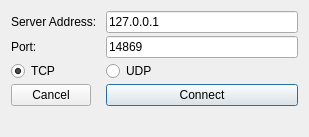
Qt form tools/cacheinspector/ui/WindowConnect.ui (mlz-ictrl/nicos) before a commit.
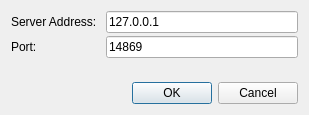
The same form after that commit.

What changed in the file:
```diff
--- a/tools/cacheinspector/ui/WindowConnect.ui
+++ b/tools/cacheinspector/ui/WindowConnect.ui
@@ -7,13 +7,13 @@
     <x>0</x>
     <y>0</y>
     <width>309</width>
-    <height>137</height>
+    <height>115</height>
    </rect>
   </property>
   <property name="windowTitle">
    <string>Connect to Server</string>
   </property>
-  <layout class="QFormLayout" name="layoutForm">
+  <layout class="QGridLayout" name="gridLayout">
    <property name="verticalSpacing">
     <number>3</number>
    </property>
@@ -24,6 +24,13 @@
      </property>
     </widget>
    </item>
+   <item row="3" column="0" colspan="2">
+    <widget class="QDialogButtonBox" name="buttonBox">
+     <property name="standardButtons">
+      <set>QDialogButtonBox::Cancel|QDialogButtonBox::Ok</set>
+     </property>
+    </widget>
+   </item>
    <item row="0" column="1">
     <widget class="QLineEdit" name="valueServerAddress">
      <property name="text">
@@ -41,30 +48,6 @@
      </property>
     </widget>
    </item>
-   <item row="3" column="0">
-    <widget class="QRadioButton" name="radioTCP">
-     <property name="text">
-      <string>TCP</string>
-     </property>
-     <property name="checked">
-      <bool>true</bool>
-     </property>
-    </widget>
-   </item>
-   <item row="3" column="1">
-    <widget class="QRadioButton" name="radioUDP">
-     <property name="text">
-      <string>UDP</string>
-     </property>
-    </widget>
-   </item>
-   <item row="4" column="1">
-    <widget class="QPushButton" name="buttonConnect">
-     <property name="text">
-      <string>Connect</string>
-     </property>
-    </widget>
-   </item>
    <item row="1" column="1">
     <widget class="QLineEdit" name="valuePort">
      <property name="inputMask">
@@ -78,21 +61,18 @@
      </property>
     </widget>
    </item>
-   <item row="4" column="0">
-    <widget class="QPushButton" name="buttonCancel">
-     <property name="sizePolicy">
-      <sizepolicy hsizetype="Expanding" vsizetype="Fixed">
-       <horstretch>0</horstretch>
-       <verstretch>0</verstretch>
-      </sizepolicy>
+   <item row="2" column="0">
+    <spacer name="verticalSpacer">
+     <property name="orientation">
+      <enum>Qt::Vertical</enum>
      </property>
-     <property name="text">
-      <string>Cancel</string>
+     <property name="sizeHint" stdset="0">
+      <size>
+       <width>20</width>
+       <height>40</height>
+      </size>
      </property>
-     <property name="autoDefault">
-      <bool>false</bool>
-     </property>
-    </widget>
+    </spacer>
    </item>
   </layout>
  </widget>
```
Left out of the diff: 32 changed lines with no effect on the pictures.
